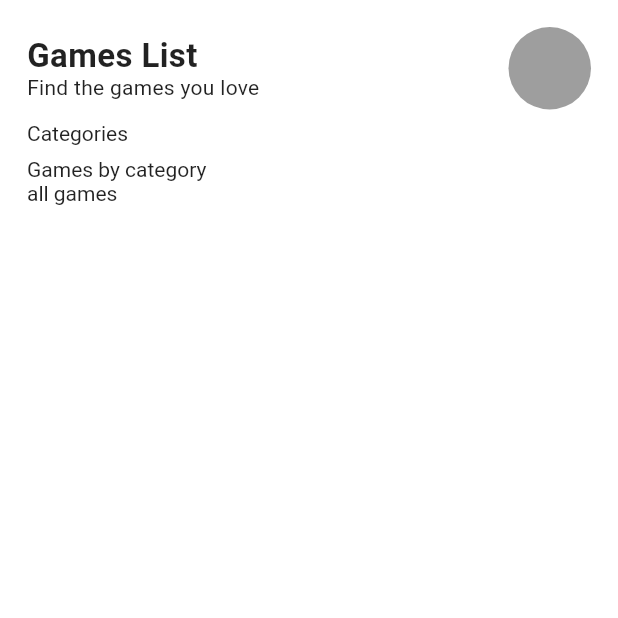
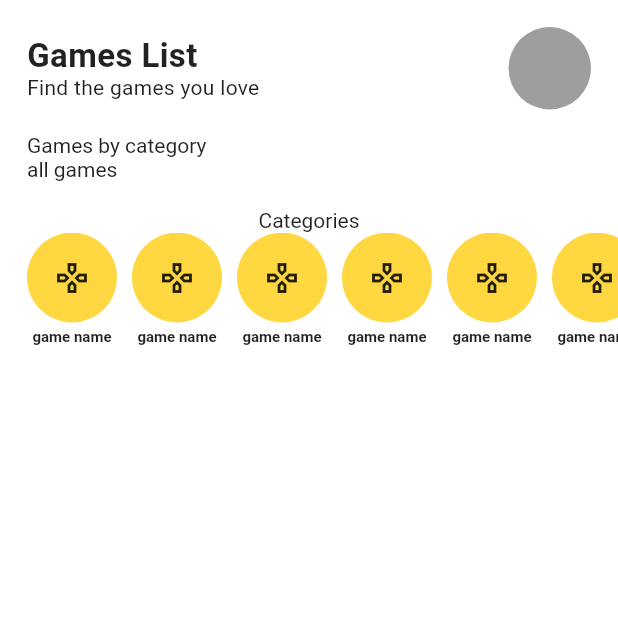
Before and after one commit to ERy03/Game-List, a Flutter app: the screen it shows after launch, on a phone screen of 412 x 824 dp, the top half of it. Run offline on Flutter 3.47's test engine with Material 2 defaults, Android fonts, the phone set to English and light mode, and no system bars; our stand-ins replace dio, flutter_bloc, fpdart.

Commit message:
update: home layout with category item

```diff
--- a/lib/home/pages/home_layout.dart
+++ b/lib/home/pages/home_layout.dart
@@ -1,4 +1,5 @@
 import 'package:flutter/material.dart';
+import 'package:game_list/home/widgets/category_widget/category_item.dart';
 import 'package:game_list/home/widgets/header.dart';
 
 class HomeLayout extends StatelessWidget {
@@ -9,20 +10,38 @@ class HomeLayout extends StatelessWidget {
   @override
   Widget build(BuildContext context) {
     return SafeArea(
-      child: Padding(
+      child: Column(
+        children: [
+          Padding(
             padding: const EdgeInsets.all(18.0),
             child: Column(
               crossAxisAlignment: CrossAxisAlignment.start,
               children: const [
                 Header(),
                 SizedBox(height: 8),
-            Text('Categories'),
                 SizedBox(height: 8),
                 Text('Games by category'),
                 Text('all games'),
               ],
             ),
           ),
+          Column(
+            children: [
+              const Text('Categories'),
+              SizedBox(
+                height: 200,
+                child: ListView.builder(
+                    padding: const EdgeInsets.symmetric(horizontal: 18.0),
+                    scrollDirection: Axis.horizontal,
+                    itemCount: 6,
+                    itemBuilder: (context, index) => Container(
+                        margin: const EdgeInsets.only(right: 10),
+                        child: const CategoryItem())),
+              ),
+            ],
+          ),
+        ],
+      ),
     );
   }
 }
```
Lines whose indentation alone changed are shown as unchanged.
